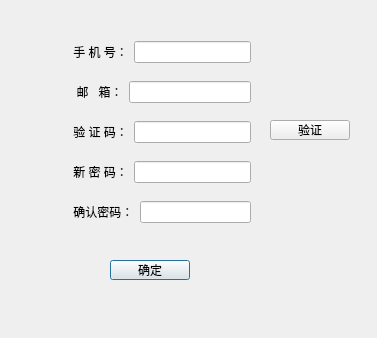
This is resetdialog.ui in HustGw/CLLLLLLLSAFFFFFEWINN as Qt 5 draws it before an edit. The edited form follows.
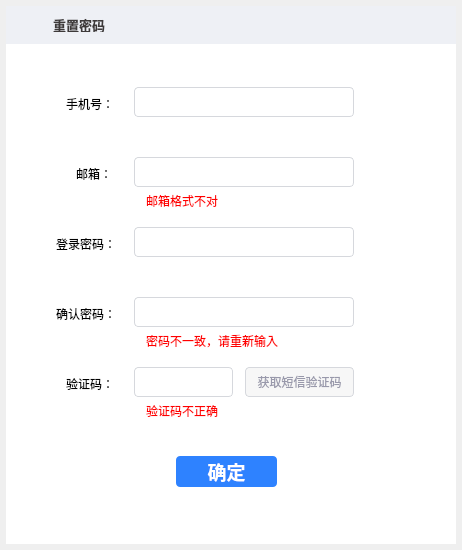
This is the edited form. Icons and pictures are not drawn.

Commit message: 登录，注册，重置密码ui、功能完善

What changed in the file:
```diff
--- a/resetdialog.ui
+++ b/resetdialog.ui
@@ -6,8 +6,8 @@
    <rect>
     <x>0</x>
     <y>0</y>
-    <width>377</width>
-    <height>338</height>
+    <width>462</width>
+    <height>550</height>
    </rect>
   </property>
   <property name="windowTitle">
@@ -16,146 +16,326 @@
   <widget class="QWidget" name="horizontalLayoutWidget">
    <property name="geometry">
     <rect>
-     <x>70</x>
-     <y>40</y>
-     <width>181</width>
-     <height>24</height>
+     <x>6</x>
+     <y>6</y>
+     <width>450</width>
+     <height>538</height>
     </rect>
    </property>
-   <layout class="QHBoxLayout" name="horizontalLayout_14">
-    <item>
-     <widget class="QLabel" name="label_14">
+   <property name="styleSheet">
+    <string notr="true">background-color:white;</string>
+   </property>
+   <widget class="QWidget" name="widget_2" native="true">
+    <property name="geometry">
+     <rect>
+      <x>0</x>
+      <y>0</y>
+      <width>450</width>
+      <height>38</height>
+     </rect>
+    </property>
+    <property name="styleSheet">
+     <string notr="true">background-color: rgb(238, 240, 245);</string>
+    </property>
+    <widget class="QLabel" name="icon">
+     <property name="geometry">
+      <rect>
+       <x>15</x>
+       <y>11</y>
+       <width>23</width>
+       <height>17</height>
+      </rect>
+     </property>
+     <property name="styleSheet">
+      <string notr="true">background-image: url(:/new/mainwindow/pictures/system_icon.png);</string>
+     </property>
       <property name="text">
-       <string> 手 机 号：</string>
-      </property>
-     </widget>
-    </item>
-    <item>
-     <widget class="QLineEdit" name="userLineEdit_3"/>
-    </item>
-   </layout>
-  </widget>
-  <widget class="QWidget" name="horizontalLayoutWidget_2">
+      <string/>
+     </property>
+    </widget>
+    <widget class="QLabel" name="icon_words">
+     <property name="geometry">
+      <rect>
+       <x>47</x>
+       <y>12</y>
+       <width>70</width>
+       <height>14</height>
+      </rect>
+     </property>
+     <property name="styleSheet">
+      <string notr="true">font-size:13px;
+font-weight:bold;
+color:rgb(61,57,57);</string>
+     </property>
+     <property name="text">
+      <string>重置密码</string>
+     </property>
+    </widget>
+    <widget class="QPushButton" name="closeBtn">
    <property name="geometry">
     <rect>
-     <x>70</x>
-     <y>80</y>
-     <width>181</width>
-     <height>24</height>
-    </rect>
-   </property>
-   <layout class="QHBoxLayout" name="horizontalLayout_15">
-    <item>
-     <widget class="QLabel" name="label_15">
+       <x>425</x>
+       <y>6</y>
+       <width>14</width>
+       <height>14</height>
+      </rect>
+     </property>
+     <property name="styleSheet">
+      <string notr="true">background-image: url(:/new/mainwindow/pictures/delete_button.png);
+border:none;</string>
+     </property>
       <property name="text">
-       <string>  邮   箱：</string>
-      </property>
-     </widget>
-    </item>
-    <item>
-     <widget class="QLineEdit" name="email_3"/>
-    </item>
-   </layout>
-  </widget>
-  <widget class="QWidget" name="horizontalLayoutWidget_3">
+      <string/>
+     </property>
+     <property name="flat">
+      <bool>true</bool>
+     </property>
+    </widget>
+   </widget>
+   <widget class="QLabel" name="userLable">
    <property name="geometry">
     <rect>
-     <x>70</x>
-     <y>120</y>
-     <width>181</width>
-     <height>24</height>
-    </rect>
-   </property>
-   <layout class="QHBoxLayout" name="horizontalLayout_16">
-    <item>
-     <widget class="QLabel" name="label_16">
+      <x>60</x>
+      <y>90</y>
+      <width>54</width>
+      <height>15</height>
+     </rect>
+    </property>
       <property name="text">
-       <string> 验 证 码：</string>
-      </property>
-     </widget>
-    </item>
-    <item>
-     <widget class="QLineEdit" name="code_3"/>
-    </item>
-   </layout>
-  </widget>
-  <widget class="QWidget" name="horizontalLayoutWidget_4">
+     <string>手机号：</string>
+    </property>
+   </widget>
+   <widget class="QLineEdit" name="userLineEdit">
+    <property name="geometry">
+     <rect>
+      <x>128</x>
+      <y>81</y>
+      <width>220</width>
+      <height>30</height>
+     </rect>
+    </property>
+    <property name="styleSheet">
+     <string notr="true">border:1px solid rgb(214,216,221);
+border-radius:4px;</string>
+    </property>
+   </widget>
+   <widget class="QLabel" name="emailLabel">
    <property name="geometry">
     <rect>
      <x>70</x>
      <y>160</y>
-     <width>181</width>
-     <height>24</height>
-    </rect>
-   </property>
-   <layout class="QHBoxLayout" name="horizontalLayout_17">
-    <item>
-     <widget class="QLabel" name="label_17">
+      <width>39</width>
+      <height>15</height>
+     </rect>
+    </property>
       <property name="text">
-       <string> 新 密 码：</string>
-      </property>
-     </widget>
-    </item>
-    <item>
+     <string>邮箱：</string>
+    </property>
+   </widget>
+   <widget class="QLineEdit" name="email">
+    <property name="geometry">
+     <rect>
+      <x>128</x>
+      <y>151</y>
+      <width>220</width>
+      <height>30</height>
+     </rect>
+    </property>
+    <property name="styleSheet">
+     <string notr="true">border:1px solid rgb(214,216,221);
+border-radius:4px;</string>
+    </property>
+   </widget>
+   <widget class="QLabel" name="passwordLabel">
+    <property name="geometry">
+     <rect>
+      <x>50</x>
+      <y>230</y>
+      <width>66</width>
+      <height>15</height>
+     </rect>
+    </property>
+    <property name="text">
+     <string>登录密码：</string>
+    </property>
+   </widget>
      <widget class="QLineEdit" name="passwordLineEdit">
-      <property name="echoMode">
-       <enum>QLineEdit::Password</enum>
-      </property>
-     </widget>
-    </item>
-   </layout>
-  </widget>
-  <widget class="QWidget" name="horizontalLayoutWidget_5">
+    <property name="geometry">
+     <rect>
+      <x>128</x>
+      <y>221</y>
+      <width>220</width>
+      <height>30</height>
+     </rect>
+    </property>
+    <property name="styleSheet">
+     <string notr="true">border:1px solid rgb(214,216,221);
+border-radius:4px;</string>
+    </property>
+   </widget>
+   <widget class="QLabel" name="passwordLabel_2">
    <property name="geometry">
     <rect>
-     <x>70</x>
-     <y>200</y>
-     <width>181</width>
-     <height>24</height>
-    </rect>
-   </property>
-   <layout class="QHBoxLayout" name="horizontalLayout_18">
-    <item>
-     <widget class="QLabel" name="label_18">
+      <x>50</x>
+      <y>300</y>
+      <width>66</width>
+      <height>15</height>
+     </rect>
+    </property>
       <property name="text">
-       <string> 确认密码：</string>
-      </property>
-     </widget>
-    </item>
-    <item>
+     <string>确认密码：</string>
+    </property>
+   </widget>
      <widget class="QLineEdit" name="passwordLineEdit_2">
-      <property name="echoMode">
-       <enum>QLineEdit::Password</enum>
-      </property>
-     </widget>
-    </item>
-   </layout>
+    <property name="geometry">
+     <rect>
+      <x>128</x>
+      <y>291</y>
+      <width>220</width>
+      <height>30</height>
+     </rect>
+    </property>
+    <property name="styleSheet">
+     <string notr="true">border:1px solid rgb(214,216,221);
+border-radius:4px;</string>
+    </property>
+   </widget>
+   <widget class="QLabel" name="codeLabel">
+    <property name="geometry">
+     <rect>
+      <x>60</x>
+      <y>370</y>
+      <width>60</width>
+      <height>15</height>
+     </rect>
+    </property>
+    <property name="text">
+     <string>验证码：</string>
+    </property>
+   </widget>
+   <widget class="QLineEdit" name="code">
+    <property name="geometry">
+     <rect>
+      <x>128</x>
+      <y>361</y>
+      <width>99</width>
+      <height>30</height>
+     </rect>
+    </property>
+    <property name="styleSheet">
+     <string notr="true">border:1px solid rgb(214,216,221);
+border-radius:4px;</string>
+    </property>
   </widget>
   <widget class="QPushButton" name="confirmBtn">
    <property name="geometry">
     <rect>
-     <x>110</x>
-     <y>260</y>
-     <width>80</width>
-     <height>20</height>
-    </rect>
-   </property>
+      <x>170</x>
+      <y>450</y>
+      <width>101</width>
+      <height>31</height>
+     </rect>
+    </property>
+    <property name="styleSheet">
+     <string notr="true">border-radius:4px;
+background-color: rgb(46, 130, 255);
+font-size:14pt;
+font-weight:bold;
+color:white;</string>
+    </property>
    <property name="text">
     <string>确定</string>
    </property>
+    <property name="flat">
+     <bool>true</bool>
+    </property>
   </widget>
   <widget class="QPushButton" name="codeBtn">
    <property name="geometry">
     <rect>
-     <x>270</x>
-     <y>120</y>
-     <width>80</width>
-     <height>20</height>
-    </rect>
-   </property>
+      <x>239</x>
+      <y>361</y>
+      <width>109</width>
+      <height>30</height>
+     </rect>
+    </property>
+    <property name="styleSheet">
+     <string notr="true">background-color: rgb(247, 247, 247);
+color:rgb(153,153,171);
+border:1px solid rgb(214,216,221);
+border-radius:4px;</string>
+    </property>
    <property name="text">
-    <string>验证</string>
-   </property>
+     <string>获取短信验证码</string>
+    </property>
+    <property name="flat">
+     <bool>true</bool>
+    </property>
+   </widget>
+   <widget class="QLabel" name="userAlert">
+    <property name="geometry">
+     <rect>
+      <x>140</x>
+      <y>118</y>
+      <width>200</width>
+      <height>14</height>
+     </rect>
+    </property>
+    <property name="styleSheet">
+     <string notr="true">color:red;</string>
+    </property>
+    <property name="text">
+     <string/>
+    </property>
+   </widget>
+   <widget class="QLabel" name="emailAlert">
+    <property name="geometry">
+     <rect>
+      <x>140</x>
+      <y>188</y>
+      <width>200</width>
+      <height>14</height>
+     </rect>
+    </property>
+    <property name="styleSheet">
+     <string notr="true">color:red;</string>
+    </property>
+    <property name="text">
+     <string>邮箱格式不对</string>
+    </property>
+   </widget>
+   <widget class="QLabel" name="passwordAlert">
+    <property name="geometry">
+     <rect>
+      <x>140</x>
+      <y>328</y>
+      <width>200</width>
+      <height>14</height>
+     </rect>
+    </property>
+    <property name="styleSheet">
+     <string notr="true">color:red;</string>
+    </property>
+    <property name="text">
+     <string>密码不一致，请重新输入</string>
+    </property>
+   </widget>
+   <widget class="QLabel" name="codeAlert">
+    <property name="geometry">
+     <rect>
+      <x>140</x>
+      <y>398</y>
+      <width>200</width>
+      <height>14</height>
+     </rect>
+    </property>
+    <property name="styleSheet">
+     <string notr="true">color:red;</string>
+    </property>
+    <property name="text">
+     <string>验证码不正确</string>
+    </property>
+   </widget>
   </widget>
  </widget>
  <resources/>
```
Left out of the diff: 2 changed lines with no effect on the pictures. Lines whose indentation alone changed are shown as unchanged. The commit also changes 8 other files.
